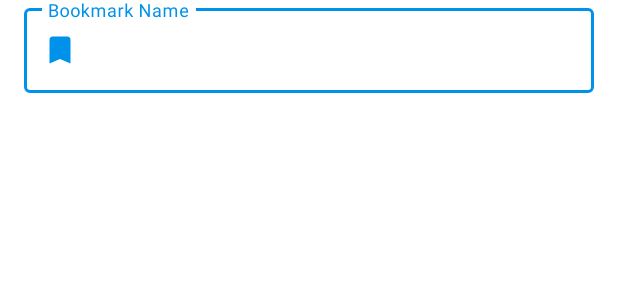
After one commit to HarshAndroid/LetsBrowse-Android-Webview-Kotlin, an Android app: the layout bookmark_dialog.xml on its own in the app's theme, with its tools: preview values and no code run, on a phone screen of 412 x 824 dp. The commit adds this screen. Shown: the top 300 px of the screen. Run offline under Robolectric (Android 15) with nearby library versions, the phone set to English and light mode, and no system bars.

Commit message:
Add & Remove Bookmarks.

```diff
--- a/app/src/main/java/com/harshrajpurohit/letsbrowse/adapter/BookmarkAdapter.kt
+++ b/app/src/main/java/com/harshrajpurohit/letsbrowse/adapter/BookmarkAdapter.kt
@@ -27,7 +27,7 @@ class BookmarkAdapter(private val context: Context): RecyclerView.Adapter<Bookma
     override fun onBindViewHolder(holder: MyHolder, position: Int) {
         holder.image.setBackgroundColor(colors[(colors.indices).random()])
         holder.image.text = MainActivity.bookmarkList[position].name[0].toString()
-        holder.name.text = MainActivity.bookmarkList[position].url
+        holder.name.text = MainActivity.bookmarkList[position].name
 
         holder.root.setOnClickListener{
             context as MainActivity
--- /dev/null
+++ b/app/src/main/res/layout/bookmark_dialog.xml
@@ -0,0 +1,29 @@
+<?xml version="1.0" encoding="utf-8"?>
+<LinearLayout xmlns:android="http://schemas.android.com/apk/res/android"
+    xmlns:app="http://schemas.android.com/apk/res-auto"
+    android:orientation="vertical"
+    android:layout_width="match_parent"
+    android:layout_height="match_parent">
+
+    <com.google.android.material.textfield.TextInputLayout
+        android:layout_width="match_parent"
+        android:layout_height="wrap_content"
+        app:startIconDrawable="@drawable/ic_bookmark"
+        app:boxStrokeColor="@color/cool_blue"
+        app:startIconTint="@color/cool_blue"
+        app:hintTextColor="@color/cool_blue"
+        android:layout_marginHorizontal="16dp"
+        style="@style/Widget.MaterialComponents.TextInputLayout.OutlinedBox">
+
+        <com.google.android.material.textfield.TextInputEditText
+            android:id="@+id/bookmarkTitle"
+            android:layout_width="match_parent"
+            android:layout_height="match_parent"
+            android:hint="@string/bookmark_name"
+            android:textCursorDrawable="@color/cool_blue"
+            android:maxLength="200"
+            android:inputType="textAutoComplete"/>
+
+    </com.google.android.material.textfield.TextInputLayout>
+
+</LinearLayout>
--- a/app/src/main/res/layout/more_features.xml
+++ b/app/src/main/res/layout/more_features.xml
@@ -58,6 +58,7 @@
         android:orientation="horizontal">
 
         <com.google.android.material.button.MaterialButton
+            android:id="@+id/bookmarkBtn"
             android:layout_width="0dp"
             android:layout_height="match_parent"
             android:layout_weight="1"
--- a/app/src/main/res/values/strings.xml
+++ b/app/src/main/res/values/strings.xml
@@ -12,4 +12,5 @@
     <string name="fullscreen">FullScreen</string>
     <string name="save">Save</string>
     <string name="desktop">Desktop</string>
+    <string name="bookmark_name">Bookmark Name</string>
 </resources>
```
Also changed, not shown: app/src/main/java/com/harshrajpurohit/letsbrowse/activity/MainActivity.kt (+51 -0 lines), app/src/main/java/com/harshrajpurohit/letsbrowse/fragment/HomeFragment.kt (+2 -13 lines).
